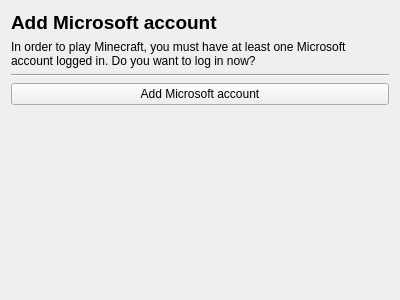
Qt form launcher/ui/setupwizard/LoginWizardPage.ui (PrismLauncher/PrismLauncher) before a commit.
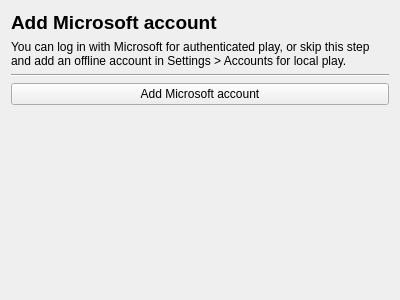
The same form after that commit.

Commit message: added standalone offline

The edit to the form file:
```diff
--- a/launcher/ui/setupwizard/LoginWizardPage.ui
+++ b/launcher/ui/setupwizard/LoginWizardPage.ui
@@ -30,7 +30,7 @@
    <item>
     <widget class="QLabel" name="label_2">
      <property name="text">
-      <string>In order to play Minecraft, you must have at least one Microsoft account logged in. Do you want to log in now?</string>
+      <string>You can log in with Microsoft for authenticated play, or skip this step and add an offline account in Settings &gt; Accounts for local play.</string>
      </property>
      <property name="wordWrap">
       <bool>true</bool>
```
The commit also changes 11 other files.
